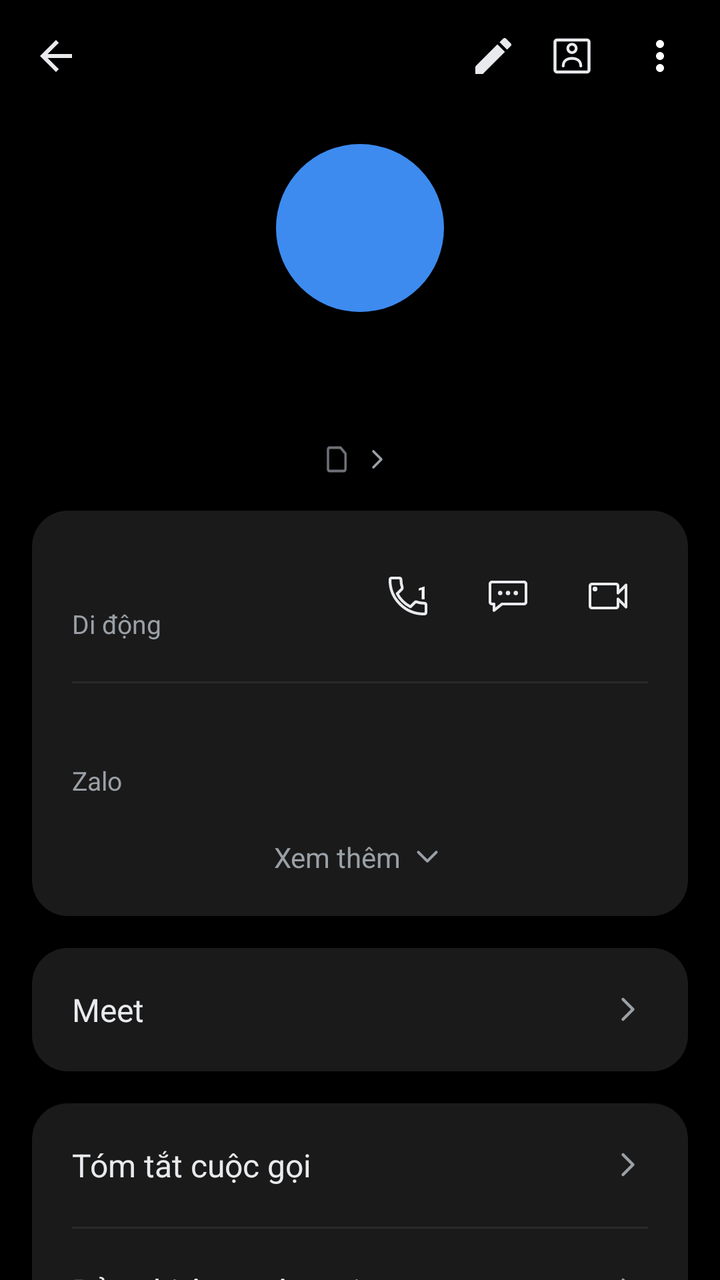
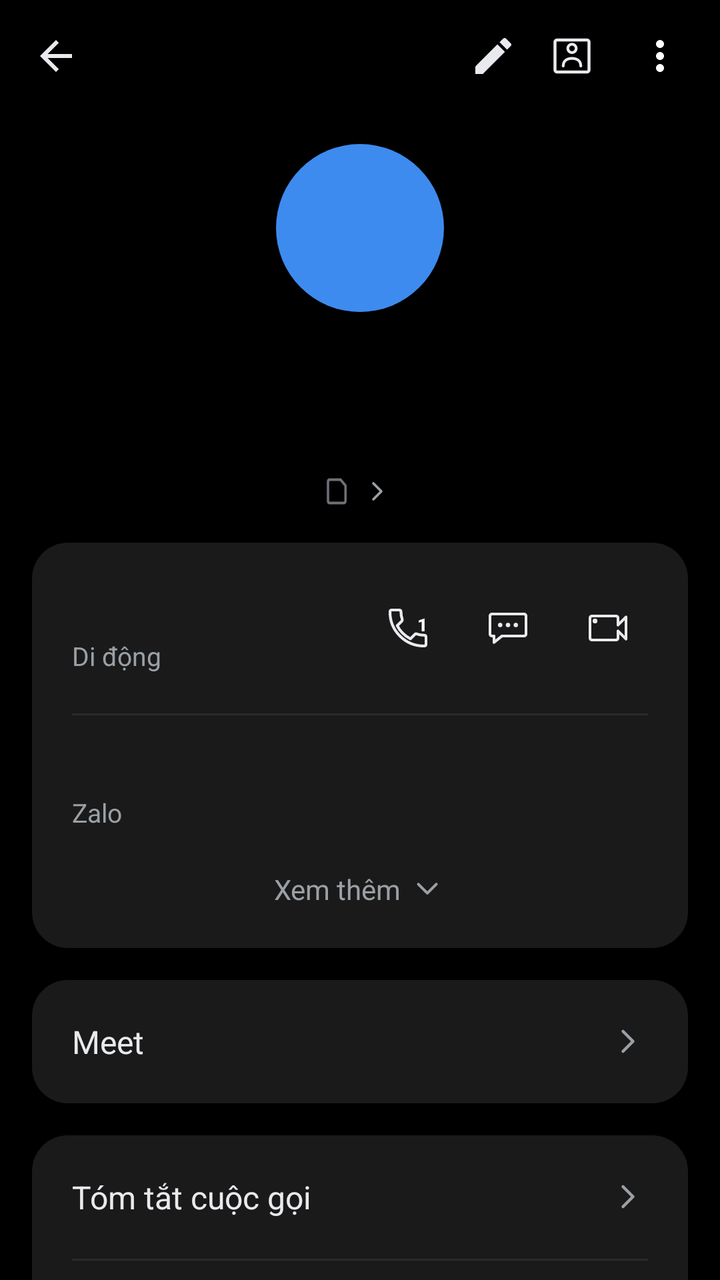

Before-and-after screenshots of an Android layout around one commit, followed by the original layout XML and the change that was made.
<!-- AndroidManifest.xml: application theme Theme.SimpleCall -->
<!-- res/layout/fragment_call_history.xml -->
<?xml version="1.0" encoding="utf-8"?>
<LinearLayout xmlns:android="http://schemas.android.com/apk/res/android"
    xmlns:app="http://schemas.android.com/apk/res-auto"
    android:layout_width="match_parent"
    android:layout_height="match_parent"
    android:orientation="vertical"
    android:background="@color/bg">

    
    <LinearLayout
        android:layout_width="match_parent" android:layout_height="56dp"
        android:orientation="horizontal" android:gravity="center_vertical"
        android:paddingStart="4dp" android:paddingEnd="8dp">

        <ImageButton android:id="@+id/btnBack"
            android:layout_width="48dp" android:layout_height="48dp"
            android:background="@android:color/transparent"
            android:src="@drawable/ic_arrow_back"
            android:contentDescription="Quay lại" />

        <Space android:layout_width="0dp" android:layout_height="1dp" android:layout_weight="1" />

        <ImageButton android:id="@+id/btnEdit"
            android:layout_width="35dp" android:layout_height="35dp"
            android:background="@android:color/transparent"
            android:src="@drawable/ic_edit"
            android:contentDescription="Sửa" />

        <ImageButton android:id="@+id/btnContactCard"
            android:layout_width="44dp" android:layout_height="44dp"
            android:background="@android:color/transparent"
            android:src="@drawable/ic_contact_card"
            android:contentDescription="Thẻ liên hệ" />

        <ImageButton android:id="@+id/btnMore"
            android:layout_width="44dp" android:layout_height="44dp"
            android:background="@android:color/transparent"
            android:src="@drawable/ic_more_vert"
            android:contentDescription="Thêm" />
    </LinearLayout>

    <ScrollView
        android:layout_width="match_parent" android:layout_height="0dp"
        android:layout_weight="1"
        android:clipToPadding="false"
        android:paddingBottom="24dp">

        <LinearLayout
            android:layout_width="match_parent" android:layout_height="wrap_content"
            android:orientation="vertical">

            
            <FrameLayout
                android:layout_width="84dp" android:layout_height="84dp"
                android:layout_gravity="center_horizontal"
                android:layout_marginTop="16dp">

                <TextView android:id="@+id/tvAvatar"
                    android:layout_width="84dp" android:layout_height="84dp"
                    android:layout_gravity="center"
                    android:background="@drawable/bg_avatar_circle"
                    android:gravity="center"
                    android:textSize="58sp" android:textColor="@color/white"
                    android:fontFamily="sans-serif-medium" />

                <ImageView android:id="@+id/ivDefaultAvatar"
                    android:layout_width="84dp" android:layout_height="84dp"
                    android:layout_gravity="center"
                    android:background="@drawable/bg_avatar_default"
                    android:src="@drawable/ic_person"
                    android:scaleType="fitCenter"
                    android:padding="4dp"
                    app:tint="@color/white"
                    android:visibility="gone"
                    android:contentDescription="@string/contact_photo" />
            </FrameLayout>

            
            <TextView android:id="@+id/tvTitle"
                android:layout_width="wrap_content" android:layout_height="wrap_content"
                android:layout_gravity="center_horizontal"
                android:layout_marginTop="16dp"
                android:layout_marginStart="32dp" android:layout_marginEnd="32dp"
                android:gravity="center"
                android:textSize="39sp"
                android:textColor="@color/text_primary"
                android:fontFamily="sans-serif" />

            
            <LinearLayout android:id="@+id/rowSimDefault"
                android:layout_width="wrap_content" android:layout_height="wrap_content"
                android:layout_gravity="center_horizontal"
                android:layout_marginTop="-4dp"
                android:orientation="horizontal" android:gravity="center_vertical"
                android:clickable="true" android:focusable="true">

                <FrameLayout
                    android:layout_width="14dp" android:layout_height="14dp">

                    <TextView android:id="@+id/tvSimBadge"
                        android:layout_width="11.76dp" android:layout_height="14dp"
                        android:gravity="center"
                        android:background="@drawable/bg_sim_badge"
                        android:textSize="7sp" android:textColor="@color/call_log_muted" />
                </FrameLayout>

                <TextView android:id="@+id/tvSubtitle"
                    android:layout_width="wrap_content" android:layout_height="wrap_content"
                    android:layout_marginStart="1.5dp"
                    android:textSize="14sp" android:textColor="@color/text_secondary" />

                <ImageView
                    android:layout_width="16dp" android:layout_height="16dp"
                    android:layout_marginStart="2dp"
                    android:src="@drawable/ic_chevron_right" />
            </LinearLayout>

            
            <LinearLayout
                android:layout_width="match_parent" android:layout_height="wrap_content"
                android:layout_margin="16dp"
                android:orientation="vertical"
                android:background="@drawable/bg_card_rounded"
                android:padding="20dp">

                <LinearLayout
                    android:layout_width="match_parent" android:layout_height="wrap_content"
                    android:orientation="horizontal" android:gravity="center_vertical">

                    <LinearLayout
                        android:layout_width="0dp" android:layout_height="wrap_content"
                        android:layout_weight="1" android:orientation="vertical">

                        <TextView android:id="@+id/tvNumber"
                            android:layout_width="wrap_content" android:layout_height="wrap_content"
                            android:textSize="19sp" android:textColor="@color/text_primary" />

                        <TextView android:id="@+id/tvNumberType"
                            android:layout_width="wrap_content" android:layout_height="wrap_content"
                            android:layout_marginTop="2dp"
                            android:text="@string/number_type_mobile"
                            android:textSize="13sp" android:textColor="@color/text_secondary" />
                    </LinearLayout>

                    
                    <FrameLayout
                        android:layout_width="40dp"
                        android:layout_height="40dp">
                        <ImageButton android:id="@+id/btnCallRow"
                            android:layout_width="match_parent"
                            android:layout_height="match_parent"
                            android:background="@android:color/transparent"
                            android:src="@drawable/ic_call_outline"
                            android:contentDescription="@string/call" />
                        
                        <TextView
                            android:id="@+id/tvCallSimNum"
                            android:layout_width="wrap_content"
                            android:layout_height="wrap_content"
                            android:layout_gravity="top|end"
                            android:layout_marginTop="12dp"
                            android:layout_marginEnd="10dp"
                            android:text="1"
                            android:textSize="9sp"
                            android:textStyle="bold"
                            android:textColor="@color/white"
                            android:fontFamily="sans-serif-medium" />
                    </FrameLayout>

                    <ImageButton android:id="@+id/btnMessageRow"
                        android:layout_width="40dp" android:layout_height="40dp"
                        android:layout_marginStart="10dp"
                        android:background="@android:color/transparent"
                        android:src="@drawable/ic_message_outline"
                        android:contentDescription="Nhắn tin" />

                    <ImageButton android:id="@+id/btnVideoRow"
                        android:layout_width="40dp" android:layout_height="40dp"
                        android:layout_marginStart="10dp"
                        android:background="@android:color/transparent"
                        android:src="@drawable/ic_video_call_outline"
                        android:contentDescription="Video call" />
                </LinearLayout>

                <View android:id="@+id/divBeforeZalo"
                    android:layout_width="match_parent" android:layout_height="1dp"
                    android:layout_marginTop="20dp" android:layout_marginBottom="16dp"
                    android:background="@color/divider" />

                <LinearLayout android:id="@+id/rowZalo"
                    android:layout_width="match_parent" android:layout_height="wrap_content"
                    android:orientation="vertical"
                    android:clickable="true" android:focusable="true">

                    <TextView android:id="@+id/tvZalo"
                        android:layout_width="wrap_content" android:layout_height="wrap_content"
                        android:textSize="16sp" android:textColor="@color/text_primary" />

                    <TextView
                        android:layout_width="wrap_content" android:layout_height="wrap_content"
                        android:layout_marginTop="2dp"
                        android:text="Zalo"
                        android:textSize="13sp" android:textColor="@color/text_secondary" />
                </LinearLayout>

                <LinearLayout android:id="@+id/rowSeeMore"
                    android:layout_width="match_parent" android:layout_height="wrap_content"
                    android:layout_marginTop="20dp"
                    android:orientation="horizontal" android:gravity="center"
                    android:clickable="true" android:focusable="true">

                    <TextView
                        android:layout_width="wrap_content" android:layout_height="wrap_content"
                        android:text="Xem thêm"
                        android:textSize="14sp" android:textColor="@color/text_secondary" />

                    <ImageView
                        android:layout_width="18dp" android:layout_height="18dp"
                        android:layout_marginStart="4dp"
                        android:src="@drawable/ic_chevron_down" />
                </LinearLayout>
            </LinearLayout>

            
            <LinearLayout android:id="@+id/rowMeet"
                android:layout_width="match_parent" android:layout_height="wrap_content"
                android:layout_marginStart="16dp" android:layout_marginEnd="16dp"
                android:orientation="horizontal" android:gravity="center_vertical"
                android:background="@drawable/bg_card_rounded"
                android:padding="20dp"
                android:clickable="true" android:focusable="true">

                <TextView
                    android:layout_width="0dp" android:layout_height="wrap_content"
                    android:layout_weight="1"
                    android:text="Meet"
                    android:textSize="16sp" android:textColor="@color/text_primary" />

                <ImageView
                    android:layout_width="20dp" android:layout_height="20dp"
                    android:src="@drawable/ic_chevron_right" />
            </LinearLayout>

            
            <LinearLayout
                android:layout_width="match_parent" android:layout_height="wrap_content"
                android:layout_margin="16dp"
                android:orientation="vertical"
                android:background="@drawable/bg_card_rounded">

                <LinearLayout android:id="@+id/rowCallSummary"
                    android:layout_width="match_parent" android:layout_height="wrap_content"
                    android:orientation="horizontal" android:gravity="center_vertical"
                    android:padding="20dp"
                    android:clickable="true" android:focusable="true">

                    <TextView
                        android:layout_width="0dp" android:layout_height="wrap_content"
                        android:layout_weight="1"
                        android:text="Tóm tắt cuộc gọi"
                        android:textSize="16sp" android:textColor="@color/text_primary" />

                    <ImageView
                        android:layout_width="20dp" android:layout_height="20dp"
                        android:src="@drawable/ic_chevron_right" />
                </LinearLayout>

                <View
                    android:layout_width="match_parent" android:layout_height="1dp"
                    android:layout_marginStart="20dp" android:layout_marginEnd="20dp"
                    android:background="@color/divider" />

                <LinearLayout android:id="@+id/rowCallRecording"
                    android:layout_width="match_parent" android:layout_height="wrap_content"
                    android:orientation="horizontal" android:gravity="center_vertical"
                    android:padding="20dp"
                    android:clickable="true" android:focusable="true">

                    <TextView
                        android:layout_width="0dp" android:layout_height="wrap_content"
                        android:layout_weight="1"
                        android:text="Bản ghi âm cuộc gọi"
                        android:textSize="16sp" android:textColor="@color/text_primary" />

                    <ImageView
                        android:layout_width="20dp" android:layout_height="20dp"
                        android:src="@drawable/ic_chevron_right" />
                </LinearLayout>
            </LinearLayout>

            
            <LinearLayout android:id="@+id/cardAddContact"
                android:layout_width="match_parent" android:layout_height="wrap_content"
                android:layout_margin="16dp"
                android:orientation="vertical"
                android:background="@drawable/bg_card_rounded"
                android:visibility="gone">

                <LinearLayout android:id="@+id/rowCreateContact"
                    android:layout_width="match_parent" android:layout_height="wrap_content"
                    android:orientation="horizontal" android:gravity="center_vertical"
                    android:padding="20dp"
                    android:clickable="true" android:focusable="true">

                    <TextView
                        android:layout_width="0dp" android:layout_height="wrap_content"
                        android:layout_weight="1"
                        android:text="Tạo liên hệ mới"
                        android:textSize="16sp" android:textColor="@color/text_primary" />

                    <ImageView
                        android:layout_width="20dp" android:layout_height="20dp"
                        android:src="@drawable/ic_chevron_right" />
                </LinearLayout>

                <View
                    android:layout_width="match_parent" android:layout_height="1dp"
                    android:layout_marginStart="20dp" android:layout_marginEnd="20dp"
                    android:background="@color/divider" />

                <LinearLayout android:id="@+id/rowAddExisting"
                    android:layout_width="match_parent" android:layout_height="wrap_content"
                    android:orientation="horizontal" android:gravity="center_vertical"
                    android:padding="20dp"
                    android:clickable="true" android:focusable="true">

                    <TextView
                        android:layout_width="0dp" android:layout_height="wrap_content"
                        android:layout_weight="1"
                        android:text="Thêm vào liên lạc hiện có"
                        android:textSize="16sp" android:textColor="@color/text_primary" />

                    <ImageView
                        android:layout_width="20dp" android:layout_height="20dp"
                        android:src="@drawable/ic_chevron_right" />
                </LinearLayout>
            </LinearLayout>

            
            <LinearLayout
                android:layout_width="match_parent" android:layout_height="wrap_content"
                android:layout_marginStart="20dp" android:layout_marginEnd="12dp"
                android:layout_marginTop="8dp"
                android:orientation="horizontal" android:gravity="center_vertical">

                <TextView
                    android:layout_width="0dp" android:layout_height="wrap_content"
                    android:layout_weight="1"
                    android:text="Nhật ký cuộc gọi"
                    android:textSize="15sp" android:textColor="@color/text_secondary" />

                <TextView android:id="@+id/btnClearLog"
                    android:layout_width="wrap_content" android:layout_height="wrap_content"
                    android:text="Xóa"
                    android:textSize="15sp" android:textColor="@color/accent_blue"
                    android:padding="8dp"
                    android:clickable="true" android:focusable="true" />
            </LinearLayout>

            
            <LinearLayout android:id="@+id/llHistoryEntries"
                android:layout_width="match_parent" android:layout_height="wrap_content"
                android:layout_margin="16dp"
                android:orientation="vertical"
                android:background="@drawable/bg_card_rounded" />

        </LinearLayout>
    </ScrollView>
</LinearLayout>
<!-- resources referenced by this layout -->
<resources>
  <color name="accent_blue">#1A73E8</color>
  <color name="bg">#000000</color>
  <color name="call_log_muted">#6E7176</color>
  <color name="divider">#2A2A2A</color>
  <color name="text_primary">#E8EAED</color>
  <color name="text_secondary">#9AA0A6</color>
  <color name="white">#FFFFFF</color>
  <!-- drawable bg_avatar_circle (drawable) -->
  <?xml version="1.0" encoding="utf-8"?>
  <shape xmlns:android="http://schemas.android.com/apk/res/android"
      android:shape="oval">
      <solid android:color="@color/avatar_purple" />
  </shape>
  <!-- drawable bg_avatar_default (drawable) -->
  <?xml version="1.0" encoding="utf-8"?>
  <shape xmlns:android="http://schemas.android.com/apk/res/android"
      android:shape="oval">
      <solid android:color="@color/accent_blue" />
  </shape>
  <!-- drawable bg_card_rounded (drawable) -->
  <?xml version="1.0" encoding="utf-8"?>
  <shape xmlns:android="http://schemas.android.com/apk/res/android"
      android:shape="rectangle">
      <solid android:color="@color/detail_card_bg" />
      <corners android:radius="18dp" />
  </shape>
  <!-- drawable ic_arrow_back (drawable) -->
  <?xml version="1.0" encoding="utf-8"?>
  <vector xmlns:android="http://schemas.android.com/apk/res/android"
      android:width="24dp" android:height="24dp"
      android:viewportWidth="24" android:viewportHeight="24">
      
      <path android:fillColor="@color/text_primary"
          android:pathData="M20,11H7.83l5.59-5.59L12,4l-8,8 8,8 1.41-1.41L7.83,13H20v-2z"/>
  </vector>
  <!-- drawable ic_chevron_down (drawable) -->
  <?xml version="1.0" encoding="utf-8"?>
  <vector xmlns:android="http://schemas.android.com/apk/res/android"
      android:width="24dp" android:height="24dp"
      android:viewportWidth="24" android:viewportHeight="24">
      <path android:fillColor="#00000000"
          android:strokeColor="@color/text_secondary"
          android:strokeWidth="1.8"
          android:strokeLineCap="round"
          android:strokeLineJoin="round"
          android:pathData="M6,9 L12,15 L18,9"/>
  </vector>
  <!-- drawable ic_edit (drawable) -->
  <?xml version="1.0" encoding="utf-8"?>
  <vector xmlns:android="http://schemas.android.com/apk/res/android"
      android:width="24dp" android:height="24dp"
      android:viewportWidth="24" android:viewportHeight="24">
      <path android:fillColor="@color/text_primary"
          android:pathData="M3,17.25V21h3.75L17.81,9.94l-3.75,-3.75L3,17.25zM20.71,7.04c0.39,-0.39 0.39,-1.02 0,-1.41l-2.34,-2.34c-0.39,-0.39 -1.02,-0.39 -1.41,0l-1.83,1.83 3.75,3.75 1.83,-1.83z"/>
  </vector>
  <!-- drawable ic_more_vert (drawable) -->
  <?xml version="1.0" encoding="utf-8"?>
  <vector xmlns:android="http://schemas.android.com/apk/res/android"
      android:width="24dp" android:height="24dp"
      android:viewportWidth="24" android:viewportHeight="24">
      <path android:fillColor="#FFFFFF"
          android:pathData="M12,8c1.1,0 2,-0.9 2,-2s-0.9,-2 -2,-2 -2,0.9 -2,2 0.9,2 2,2zM12,10c-1.1,0 -2,0.9 -2,2s0.9,2 2,2 2,-0.9 2,-2 -0.9,-2 -2,-2zM12,16c-1.1,0 -2,0.9 -2,2s0.9,2 2,2 2,-0.9 2,-2 -0.9,-2 -2,-2z"/>
  </vector>
  <!-- drawable ic_person (drawable) -->
  <?xml version="1.0" encoding="utf-8"?>
  <vector xmlns:android="http://schemas.android.com/apk/res/android"
      android:width="24dp" android:height="24dp"
      android:viewportWidth="24" android:viewportHeight="24">
      <path android:fillColor="#FFFFFFFF"
          android:pathData="M12,12c2.21,0 4,-1.79 4,-4s-1.79,-4 -4,-4 -4,1.79 -4,4 1.79,4 4,4zM12,14c-2.67,0 -8,1.34 -8,4v2h16v-2c0,-2.66 -5.33,-4 -8,-4z"/>
  </vector>
  <string name="call">Gọi</string>
  <string name="contact_photo">Ảnh liên hệ</string>
  <string name="number_type_mobile">Di động</string>
  <color name="avatar_purple">#3D8BEF</color>
  <color name="detail_card_bg">#1A1A1A</color>
  <color name="primary">#1E8E3E</color>
  <color name="primary_dark">#137333</color>
  <!-- unchanged entries left out for length: 7 -->
</resources>

<!-- the commit's change to res/layout/fragment_call_history.xml (unified diff, before → after) -->
@@ -79,7 +79,7 @@
             <TextView android:id="@+id/tvTitle"
                 android:layout_width="wrap_content" android:layout_height="wrap_content"
                 android:layout_gravity="center_horizontal"
-                android:layout_marginTop="16dp"
+                android:layout_marginTop="32dp"
                 android:layout_marginStart="32dp" android:layout_marginEnd="32dp"
                 android:gravity="center"
                 android:textSize="39sp"
